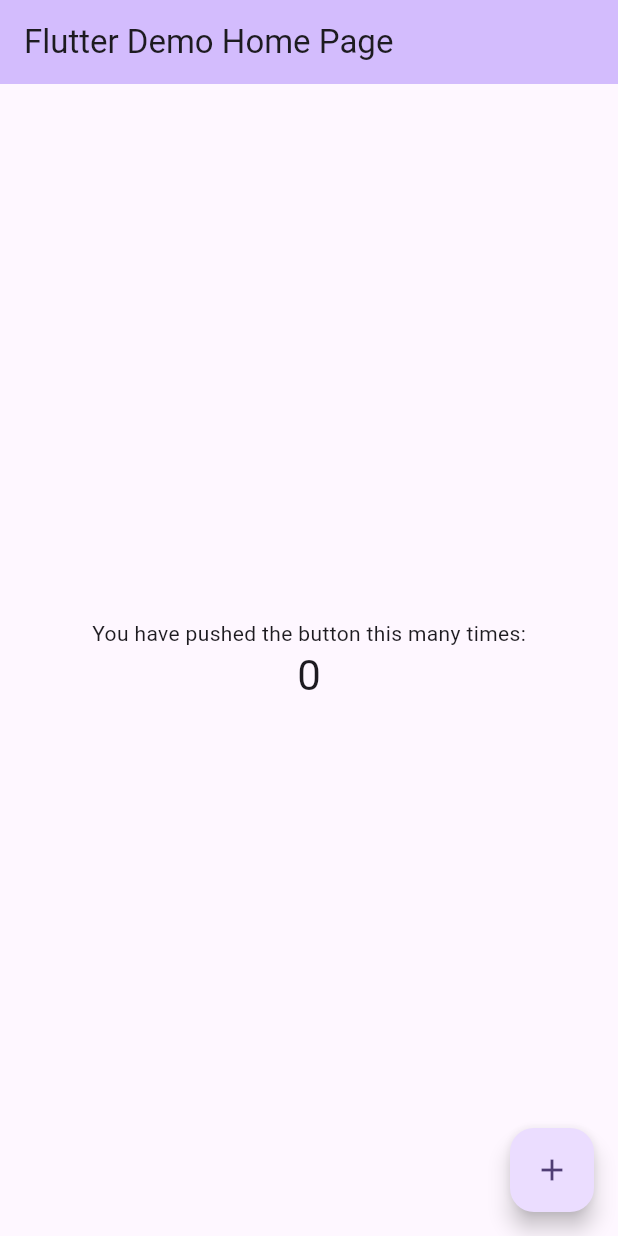
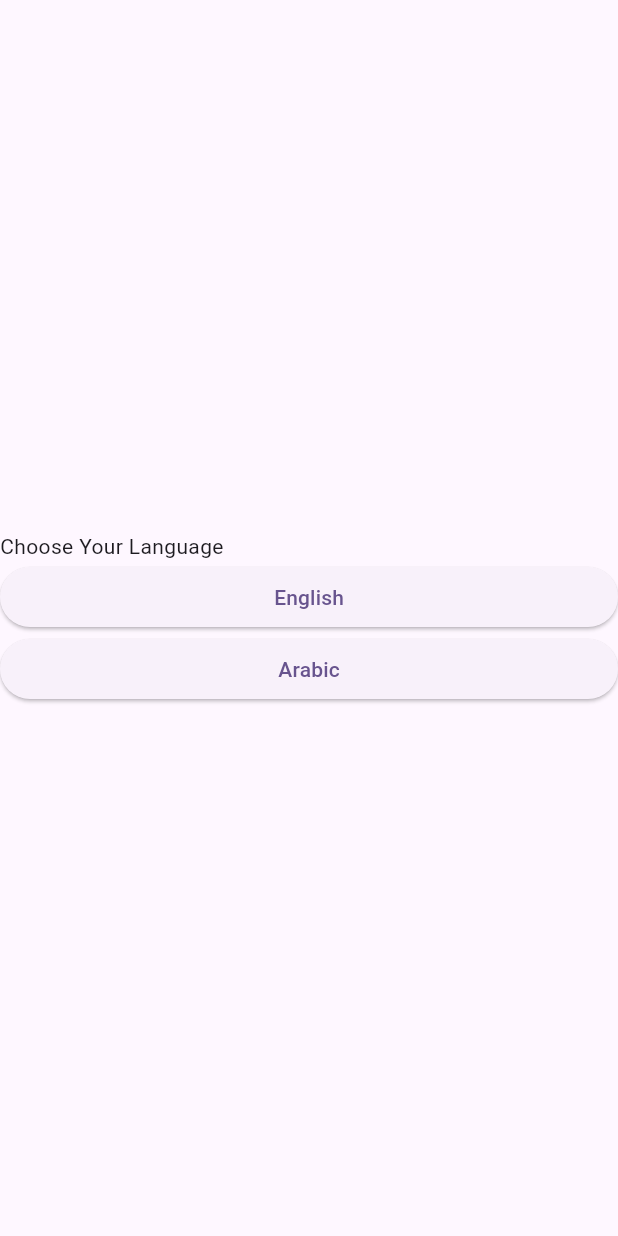
Before and after one commit to Safaa55555/up_skill, a Flutter app: the screen it shows after launch, on a phone screen of 412 x 824 dp. Run offline on Flutter 3.47's test engine with Material 3 defaults, Android fonts, the phone set to English and light mode, and no system bars.

Commit message:
lang and splash screens

```diff
--- /dev/null
+++ b/lib/language_screen.dart
@@ -0,0 +1,16 @@
+import 'package:flutter/material.dart';
+class LanguageScreen extends StatelessWidget {
+  const LanguageScreen({super.key});
+
+  @override
+  Widget build(BuildContext context) {
+    return Scaffold(body: Column(
+      mainAxisAlignment: MainAxisAlignment.center,
+      crossAxisAlignment: CrossAxisAlignment.stretch,
+      children: [
+      Text("Choose Your Language"),
+      ElevatedButton(onPressed: (){}, child: Text("English")),
+      ElevatedButton(onPressed: (){}, child: Text("Arabic"))
+    ],),);
+  }
+}
--- a/lib/main.dart
+++ b/lib/main.dart
@@ -1,4 +1,6 @@
 import 'package:flutter/material.dart';
+import 'package:up_skill/language_screen.dart';
+import 'package:up_skill/splash_screen.dart';
 
 void main() {
   runApp(const MyApp());
@@ -13,113 +15,11 @@
     return MaterialApp(
       title: 'Flutter Demo',
       theme: ThemeData(
-        // This is the theme of your application.
-        //
-        // TRY THIS: Try running your application with "flutter run". You'll see
-        // the application has a purple toolbar. Then, without quitting the app,
-        // try changing the seedColor in the colorScheme below to Colors.green
-        // and then invoke "hot reload" (save your changes or press the "hot
-        // reload" button in a Flutter-supported IDE, or press "r" if you used
-        // the command line to start the app).
-        //
-        // Notice that the counter didn't reset back to zero; the application
-        // state is not lost during the reload. To reset the state, use hot
-        // restart instead.
-        //
-        // This works for code too, not just values: Most code changes can be
-        // tested with just a hot reload.
+
         colorScheme: ColorScheme.fromSeed(seedColor: Colors.deepPurple),
         useMaterial3: true,
       ),
-      home: const MyHomePage(title: 'Flutter Demo Home Page'),
+      home: const LanguageScreen( ),
     );
   }
 }
-
-class MyHomePage extends StatefulWidget {
-  const MyHomePage({super.key, required this.title});
-
-  // This widget is the home page of your application. It is stateful, meaning
-  // that it has a State object (defined below) that contains fields that affect
-  // how it looks.
-
-  // This class is the configuration for the state. It holds the values (in this
-  // case the title) provided by the parent (in this case the App widget) and
-  // used by the build method of the State. Fields in a Widget subclass are
-  // always marked "final".
-
-  final String title;
-
-  @override
-  State<MyHomePage> createState() => _MyHomePageState();
-}
-
-class _MyHomePageState extends State<MyHomePage> {
-  int _counter = 0;
-
-  void _incrementCounter() {
-    setState(() {
-      // This call to setState tells the Flutter framework that something has
-      // changed in this State, which causes it to rerun the build method below
-      // so that the display can reflect the updated values. If we changed
-      // _counter without calling setState(), then the build method would not be
-      // called again, and so nothing would appear to happen.
-      _counter++;
-    });
-  }
-
-  @override
-  Widget build(BuildContext context) {
-    // This method is rerun every time setState is called, for instance as done
-    // by the _incrementCounter method above.
-    //
-    // The Flutter framework has been optimized to make rerunning build methods
-    // fast, so that you can just rebuild anything that needs updating rather
-    // than having to individually change instances of widgets.
-    return Scaffold(
-      appBar: AppBar(
-        // TRY THIS: Try changing the color here to a specific color (to
-        // Colors.amber, perhaps?) and trigger a hot reload to see the AppBar
-        // change color while the other colors stay the same.
-        backgroundColor: Theme.of(context).colorScheme.inversePrimary,
-        // Here we take the value from the MyHomePage object that was created by
-        // the App.build method, and use it to set our appbar title.
-        title: Text(widget.title),
-      ),
-      body: Center(
-        // Center is a layout widget. It takes a single child and positions it
-        // in the middle of the parent.
-        child: Column(
-          // Column is also a layout widget. It takes a list of children and
-          // arranges them vertically. By default, it sizes itself to fit its
-          // children horizontally, and tries to be as tall as its parent.
-          //
-          // Column has various properties to control how it sizes itself and
-          // how it positions its children. Here we use mainAxisAlignment to
-          // center the children vertically; the main axis here is the vertical
-          // axis because Columns are vertical (the cross axis would be
-          // horizontal).
-          //
-          // TRY THIS: Invoke "debug painting" (choose the "Toggle Debug Paint"
-          // action in the IDE, or press "p" in the console), to see the
-          // wireframe for each widget.
-          mainAxisAlignment: MainAxisAlignment.center,
-          children: <Widget>[
-            const Text(
-              'You have pushed the button this many times:',
-            ),
-            Text(
-              '$_counter',
-              style: Theme.of(context).textTheme.headlineMedium,
-            ),
-          ],
-        ),
-      ),
-      floatingActionButton: FloatingActionButton(
-        onPressed: _incrementCounter,
-        tooltip: 'Increment',
-        child: const Icon(Icons.add),
-      ), // This trailing comma makes auto-formatting nicer for build methods.
-    );
-  }
-}
--- /dev/null
+++ b/lib/splash_screen.dart
@@ -0,0 +1,14 @@
+import 'package:flutter/material.dart';
+class SplashScreen extends StatelessWidget {
+  const SplashScreen({super.key});
+
+  @override
+  Widget build(BuildContext context) {
+    return Scaffold(body: Row(
+      children: [
+        Text("UpSkill", style: TextStyle(),),
+        Icon(Icons.arrow_upward)
+      ],
+    ));
+  }
+}
```
